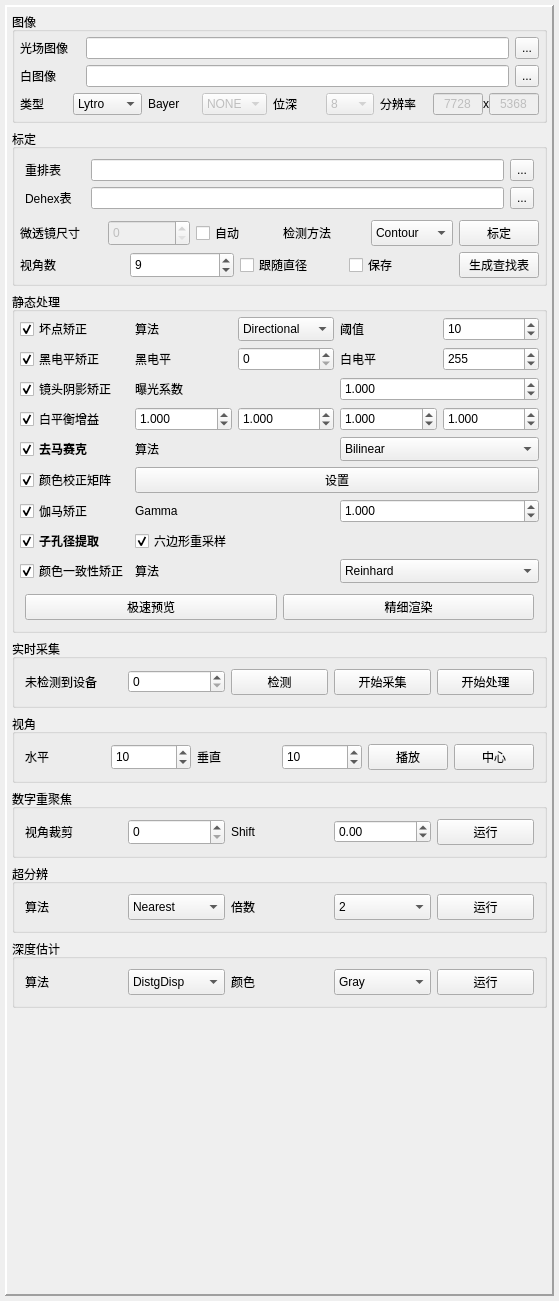
Qt form ui/widgetcontrol.ui (632-8nm/LightFieldLab) before a commit.
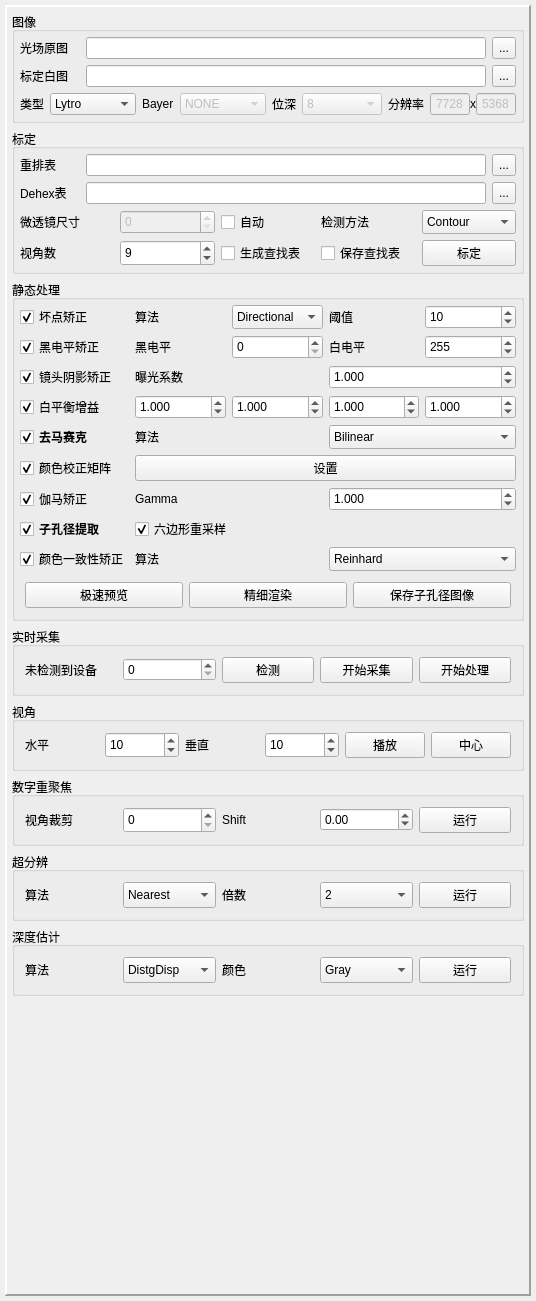
The same form after that commit.

Commit message:
feat(calibration): 新增白板标定路径自动查找与ISP流程集成
- 引入 CaliFinder 模块，基于序列号与几何哈希自动定位校准白板图像（支持 .RAW/.raw 优先）
- 在 LFIO 中新增 ReadWhiteImageAuto 接口，实现 LFP 元数据解析与白板路径匹配
- 扩展 LFCalibrate 支持外部传入白板图像，解耦标定逻辑与文件加载
- 完善 centers_extract/sort/hexgrid_fit 等底层模块的鲁棒性与日志输出
- 更新 ISP 流程、主控界面及全部相关单元测试，确保端到端功能一致性

What changed in the file:
```diff
--- a/ui/widgetcontrol.ui
+++ b/ui/widgetcontrol.ui
@@ -9,7 +9,7 @@
    <rect>
     <x>0</x>
     <y>0</y>
-    <width>559</width>
+    <width>536</width>
     <height>1301</height>
    </rect>
   </property>
@@ -109,69 +109,6 @@
            <property name="bottomMargin">
             <number>0</number>
            </property>
-           <item row="0" column="1">
-            <widget class="QLineEdit" name="lineEditLFP">
-             <property name="sizePolicy">
-              <sizepolicy hsizetype="Minimum" vsizetype="Minimum">
-               <horstretch>0</horstretch>
-               <verstretch>0</verstretch>
-              </sizepolicy>
-             </property>
-             <property name="readOnly">
-              <bool>true</bool>
-             </property>
-            </widget>
-           </item>
-           <item row="1" column="0">
-            <widget class="QLabel" name="labelWhite">
-             <property name="sizePolicy">
-              <sizepolicy hsizetype="Preferred" vsizetype="Minimum">
-               <horstretch>0</horstretch>
-               <verstretch>0</verstretch>
-              </sizepolicy>
-             </property>
-             <property name="minimumSize">
-              <size>
-               <width>60</width>
-               <height>0</height>
-              </size>
-             </property>
-             <property name="maximumSize">
-              <size>
-               <width>16777215</width>
-               <height>16777215</height>
-              </size>
-             </property>
-             <property name="text">
-              <string>白图像</string>
-             </property>
-            </widget>
-           </item>
-           <item row="0" column="0">
-            <widget class="QLabel" name="labelLFP">
-             <property name="sizePolicy">
-              <sizepolicy hsizetype="Preferred" vsizetype="Minimum">
-               <horstretch>0</horstretch>
-               <verstretch>0</verstretch>
-              </sizepolicy>
-             </property>
-             <property name="minimumSize">
-              <size>
-               <width>60</width>
-               <height>0</height>
-              </size>
-             </property>
-             <property name="maximumSize">
-              <size>
-               <width>16777215</width>
-               <height>16777215</height>
-              </size>
-             </property>
-             <property name="text">
-              <string>光场图像</string>
-             </property>
-            </widget>
-           </item>
            <item row="1" column="2">
             <widget class="QToolButton" name="toolButtonWhite">
              <property name="sizePolicy">
@@ -188,6 +125,31 @@
              </property>
             </widget>
            </item>
+           <item row="1" column="0">
+            <widget class="QLabel" name="labelWhite">
+             <property name="sizePolicy">
+              <sizepolicy hsizetype="Preferred" vsizetype="Minimum">
+               <horstretch>0</horstretch>
+               <verstretch>0</verstretch>
+              </sizepolicy>
+             </property>
+             <property name="minimumSize">
+              <size>
+               <width>60</width>
+               <height>0</height>
+              </size>
+             </property>
+             <property name="maximumSize">
+              <size>
+               <width>16777215</width>
+               <height>16777215</height>
+              </size>
+             </property>
+             <property name="text">
+              <string>标定白图</string>
+             </property>
+            </widget>
+           </item>
            <item row="1" column="1">
             <widget class="QLineEdit" name="lineEditWhite">
              <property name="sizePolicy">
@@ -197,7 +159,7 @@
               </sizepolicy>
              </property>
              <property name="readOnly">
-              <bool>true</bool>
+              <bool>false</bool>
              </property>
             </widget>
            </item>
@@ -220,9 +182,45 @@
              </property>
             </widget>
            </item>
-          </layout>
-         </item>
-         <item>
+           <item row="0" column="1">
+            <widget class="QLineEdit" name="lineEditLFP">
+             <property name="sizePolicy">
+              <sizepolicy hsizetype="Minimum" vsizetype="Minimum">
+               <horstretch>0</horstretch>
+               <verstretch>0</verstretch>
+              </sizepolicy>
+             </property>
+             <property name="readOnly">
+              <bool>false</bool>
+             </property>
+            </widget>
+           </item>
+           <item row="0" column="0">
+            <widget class="QLabel" name="labelLFP">
+             <property name="sizePolicy">
+              <sizepolicy hsizetype="Preferred" vsizetype="Minimum">
+               <horstretch>0</horstretch>
+               <verstretch>0</verstretch>
+              </sizepolicy>
+             </property>
+             <property name="minimumSize">
+              <size>
+               <width>60</width>
+               <height>0</height>
+              </size>
+             </property>
+             <property name="maximumSize">
+              <size>
+               <width>16777215</width>
+               <height>16777215</height>
+              </size>
+             </property>
+             <property name="text">
+              <string>光场原图</string>
+             </property>
+            </widget>
+           </item>
+           <item row="2" column="0" colspan="3">
           <layout class="QHBoxLayout" name="horizontalLayoutInfo" stretch="0,0,0,0,0,0,0,0">
            <property name="leftMargin">
             <number>0</number>
@@ -246,7 +244,7 @@
            <item>
             <widget class="QComboBox" name="comboBoxType">
              <property name="sizePolicy">
-              <sizepolicy hsizetype="Minimum" vsizetype="Minimum">
+                <sizepolicy hsizetype="MinimumExpanding" vsizetype="Minimum">
                <horstretch>0</horstretch>
                <verstretch>0</verstretch>
               </sizepolicy>
@@ -293,7 +291,7 @@
               <bool>false</bool>
              </property>
              <property name="sizePolicy">
-              <sizepolicy hsizetype="Minimum" vsizetype="Minimum">
+                <sizepolicy hsizetype="MinimumExpanding" vsizetype="Minimum">
                <horstretch>0</horstretch>
                <verstretch>0</verstretch>
               </sizepolicy>
@@ -362,8 +360,8 @@
               <bool>false</bool>
              </property>
              <property name="sizePolicy">
-              <sizepolicy hsizetype="Minimum" vsizetype="Minimum">
-               <horstretch>0</horstretch>
+                <sizepolicy hsizetype="Preferred" vsizetype="Minimum">
+                 <horstretch>1</horstretch>
                <verstretch>0</verstretch>
               </sizepolicy>
              </property>
@@ -375,7 +373,7 @@
              </property>
              <property name="maximumSize">
               <size>
-               <width>16777215</width>
+                 <width>80</width>
                <height>16777215</height>
               </size>
              </property>
@@ -409,6 +407,9 @@
              <property name="spacing">
               <number>0</number>
              </property>
+               <property name="sizeConstraint">
+                <enum>QLayout::SizeConstraint::SetMinimumSize</enum>
+               </property>
              <property name="rightMargin">
               <number>0</number>
              </property>
@@ -417,9 +418,15 @@
                <property name="enabled">
                 <bool>false</bool>
                </property>
+                 <property name="sizePolicy">
+                  <sizepolicy hsizetype="Minimum" vsizetype="Fixed">
+                   <horstretch>0</horstretch>
+                   <verstretch>0</verstretch>
+                  </sizepolicy>
+                 </property>
                <property name="maximumSize">
                 <size>
-                 <width>50</width>
+                   <width>40</width>
                  <height>16777215</height>
                 </size>
                </property>
@@ -449,9 +456,15 @@
                <property name="enabled">
                 <bool>false</bool>
                </property>
+                 <property name="sizePolicy">
+                  <sizepolicy hsizetype="Minimum" vsizetype="Fixed">
+                   <horstretch>0</horstretch>
+                   <verstretch>0</verstretch>
+                  </sizepolicy>
+                 </property>
                <property name="maximumSize">
                 <size>
-                 <width>50</width>
+                   <width>40</width>
                  <height>16777215</height>
                 </size>
                </property>
@@ -468,6 +481,8 @@
           </layout>
          </item>
         </layout>
+         </item>
+        </layout>
        </widget>
       </item>
       <item>
@@ -497,17 +512,49 @@
          <item>
           <layout class="QGridLayout" name="gridLayoutCali">
            <property name="leftMargin">
-            <number>5</number>
+            <number>0</number>
            </property>
            <property name="topMargin">
-            <number>5</number>
+            <number>0</number>
            </property>
            <property name="rightMargin">
-            <number>5</number>
+            <number>0</number>
            </property>
            <property name="bottomMargin">
-            <number>5</number>
+            <number>0</number>
            </property>
+           <item row="1" column="2">
+            <widget class="QToolButton" name="toolButtonDehex">
+             <property name="sizePolicy">
+              <sizepolicy hsizetype="Fixed" vsizetype="Minimum">
+               <horstretch>0</horstretch>
+               <verstretch>0</verstretch>
+              </sizepolicy>
+             </property>
+             <property name="text">
+              <string>...</string>
+             </property>
+             <property name="popupMode">
+              <enum>QToolButton::ToolButtonPopupMode::InstantPopup</enum>
+             </property>
+            </widget>
+           </item>
+           <item row="0" column="2">
+            <widget class="QToolButton" name="toolButtonExtract">
+             <property name="sizePolicy">
+              <sizepolicy hsizetype="Fixed" vsizetype="Minimum">
+               <horstretch>0</horstretch>
+               <verstretch>0</verstretch>
+              </sizepolicy>
+             </property>
+             <property name="text">
+              <string>...</string>
+             </property>
+             <property name="popupMode">
+              <enum>QToolButton::ToolButtonPopupMode::InstantPopup</enum>
+             </property>
+            </widget>
+           </item>
            <item row="0" column="0">
             <widget class="QLabel" name="labelExtract">
              <property name="sizePolicy">
@@ -558,39 +605,7 @@
              </property>
             </widget>
            </item>
-           <item row="1" column="3">
-            <widget class="QToolButton" name="toolButtonDehex">
-             <property name="sizePolicy">
-              <sizepolicy hsizetype="Fixed" vsizetype="Minimum">
-               <horstretch>0</horstretch>
-               <verstretch>0</verstretch>
-              </sizepolicy>
-             </property>
-             <property name="text">
-              <string>...</string>
-             </property>
-             <property name="popupMode">
-              <enum>QToolButton::ToolButtonPopupMode::InstantPopup</enum>
-             </property>
-            </widget>
-           </item>
-           <item row="0" column="3">
-            <widget class="QToolButton" name="toolButtonExtract">
-             <property name="sizePolicy">
-              <sizepolicy hsizetype="Fixed" vsizetype="Minimum">
-               <horstretch>0</horstretch>
-               <verstretch>0</verstretch>
-              </sizepolicy>
-             </property>
-             <property name="text">
-              <string>...</string>
-             </property>
-             <property name="popupMode">
-              <enum>QToolButton::ToolButtonPopupMode::InstantPopup</enum>
-             </property>
-            </widget>
-           </item>
-           <item row="1" column="2">
+           <item row="1" column="1">
             <widget class="QLineEdit" name="lineEditDehex">
              <property name="sizePolicy">
               <sizepolicy hsizetype="Minimum" vsizetype="Minimum">
@@ -599,11 +614,11 @@
               </sizepolicy>
              </property>
              <property name="readOnly">
-              <bool>true</bool>
+              <bool>false</bool>
              </property>
             </widget>
            </item>
-           <item row="0" column="2">
+           <item row="0" column="1">
             <widget class="QLineEdit" name="lineEditExtract">
              <property name="sizePolicy">
               <sizepolicy hsizetype="Minimum" vsizetype="Minimum">
@@ -612,27 +627,11 @@
               </sizepolicy>
              </property>
              <property name="readOnly">
-              <bool>true</bool>
+              <bool>false</bool>
              </property>
             </widget>
            </item>
-          </layout>
-         </item>
-         <item>
-          <layout class="QGridLayout" name="gridLayoutCali2" columnstretch="1,0">
-           <property name="leftMargin">
-            <number>0</number>
-           </property>
-           <property name="topMargin">
-            <number>0</number>
-           </property>
-           <property name="rightMargin">
-            <number>0</number>
-           </property>
-           <property name="bottomMargin">
-            <number>0</number>
-           </property>
-           <item row="0" column="0">
+           <item row="2" column="0" colspan="3">
             <layout class="QHBoxLayout" name="horizontalLayoutOpt">
              <property name="sizeConstraint">
               <enum>QLayout::SizeConstraint::SetMinimumSize</enum>
@@ -708,6 +707,11 @@
                  <string>Contour</string>
                 </property>
                </item>
+               <item>
+                <property name="text">
+                 <string>GrayGravity</string>
+                </property>
+               </item>
                <item>
                 <property name="text">
                  <string>CCA</string>
@@ -717,20 +721,7 @@
              </item>
             </layout>
            </item>
-           <item row="1" column="1">
-            <widget class="QPushButton" name="btnGenLUT">
-             <property name="sizePolicy">
-              <sizepolicy hsizetype="Minimum" vsizetype="Minimum">
-               <horstretch>0</horstretch>
-               <verstretch>0</verstretch>
-              </sizepolicy>
-             </property>
-             <property name="text">
-              <string>生成查找表</string>
-             </property>
-            </widget>
-           </item>
-           <item row="1" column="0">
+           <item row="3" column="0" colspan="3">
             <layout class="QHBoxLayout" name="horizontalLayoutGenLUT">
              <property name="leftMargin">
               <number>0</number>
@@ -774,9 +765,9 @@
               </widget>
              </item>
              <item>
-              <widget class="QCheckBox" name="checkBox">
+              <widget class="QCheckBox" name="checkBoxGenLUT">
                <property name="text">
-                <string>跟随直径</string>
+                <string>生成查找表</string>
                </property>
               </widget>
              </item>
@@ -789,13 +780,11 @@
                 </sizepolicy>
                </property>
                <property name="text">
-                <string>保存</string>
+                <string>保存查找表</string>
                </property>
               </widget>
              </item>
-            </layout>
-           </item>
-           <item row="0" column="1">
+             <item>
             <widget class="QPushButton" name="btnCalibrate">
              <property name="sizePolicy">
               <sizepolicy hsizetype="Minimum" vsizetype="Minimum">
@@ -811,6 +800,8 @@
           </layout>
          </item>
         </layout>
+         </item>
+        </layout>
        </widget>
       </item>
       <item>
@@ -1480,7 +1471,7 @@
           </layout>
          </item>
          <item>
-          <layout class="QHBoxLayout" name="horizontalLayout_2">
+          <layout class="QHBoxLayout" name="horizontalLayoutBtn">
            <property name="leftMargin">
             <number>5</number>
            </property>
@@ -1519,6 +1510,13 @@
              </property>
             </widget>
            </item>
+           <item>
+            <widget class="QPushButton" name="pushButtonSaveSAI">
+             <property name="text">
+              <string>保存子孔径图像</string>
+             </property>
+            </widget>
+           </item>
           </layout>
          </item>
         </layout>
```
Lines whose indentation alone changed are shown as unchanged. The commit also changes 38 other files.
